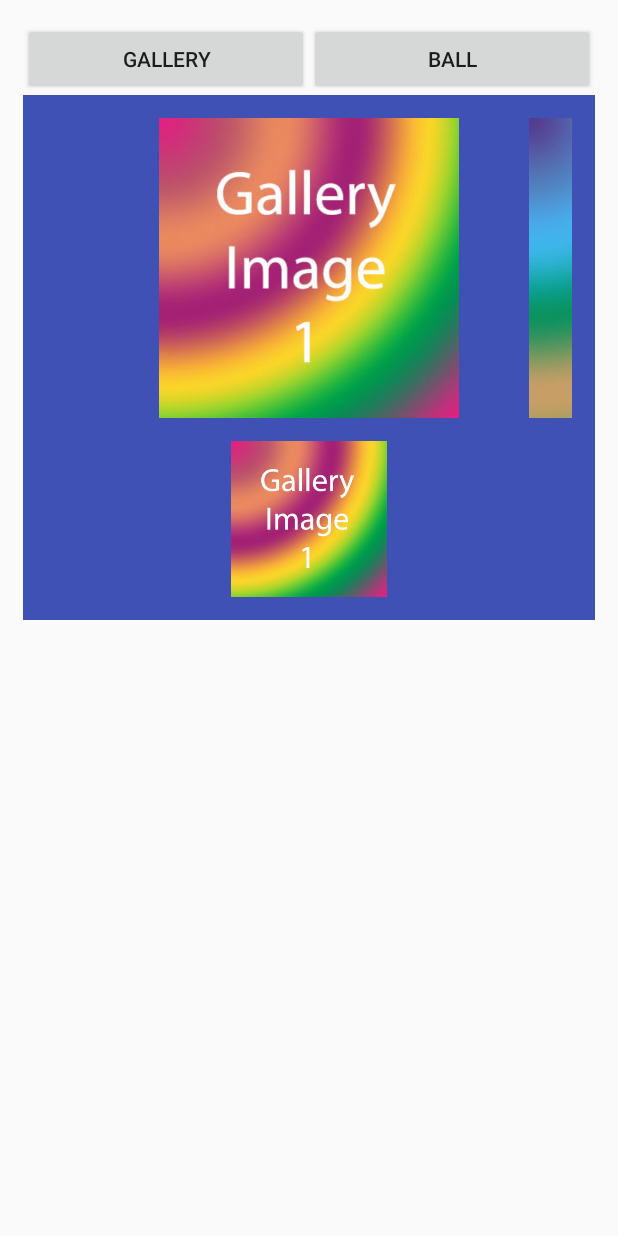
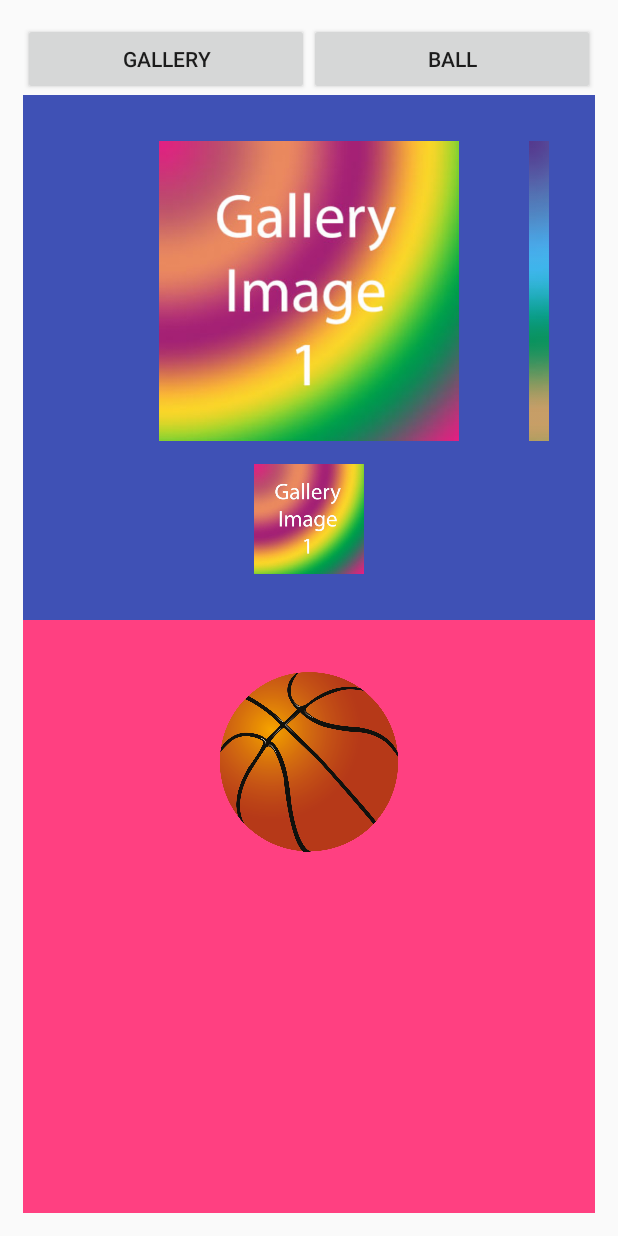
Before and after one commit to dima-shm/Software-Security-Mobile-Systems-Labs, an Android app: the screen it shows after launch (MainActivity), after a tap on "GALLERY", on a phone screen of 412 x 824 dp. Run offline under Robolectric (Android 15) with nearby library versions, the phone set to English and light mode, and no system bars.

Commit message:
Update Lab_16

```diff
--- a/Lab_16/app/src/main/java/com/shm/dim/lab_16/MainActivity.java
+++ b/Lab_16/app/src/main/java/com/shm/dim/lab_16/MainActivity.java
@@ -15,8 +15,7 @@ import android.widget.ImageView.ScaleType;
 public class MainActivity extends Activity {
 
     @Override
-    protected void onCreate(Bundle savedInstanceState)
-    {
+    protected void onCreate(Bundle savedInstanceState) {
         super.onCreate(savedInstanceState);
         setContentView(R.layout.activity_main);
     }
@@ -24,14 +23,14 @@ public class MainActivity extends Activity {
     public void onClickGallery(View view) {
         getFragmentManager()
                 .beginTransaction()
-                .add(R.id.gallery_fragment, new GalleryFragment())
+                .replace(R.id.gallery_fragment, new GalleryFragment())
                 .commit();
     }
 
     public void onClickBall(View view) {
         getFragmentManager()
                 .beginTransaction()
-                .add(R.id.ball_fragment, new BallFragment())
+                .replace(R.id.ball_fragment, new BallFragment())
                 .commit();
     }
 }
--- a/Lab_16/app/src/main/res/layout/activity_main.xml
+++ b/Lab_16/app/src/main/res/layout/activity_main.xml
@@ -29,13 +29,15 @@
 
     </LinearLayout>
 
-    <FrameLayout
+    <fragment
+        android:name="com.shm.dim.lab_16.GalleryFragment"
         android:id="@+id/gallery_fragment"
         android:layout_width="match_parent"
         android:layout_height="350dp"
         android:layout_below="@id/pane"/>
 
-    <FrameLayout
+    <fragment
+        android:name="com.shm.dim.lab_16.BallFragment"
         android:id="@+id/ball_fragment"
         android:layout_width="match_parent"
         android:layout_height="match_parent"
```
